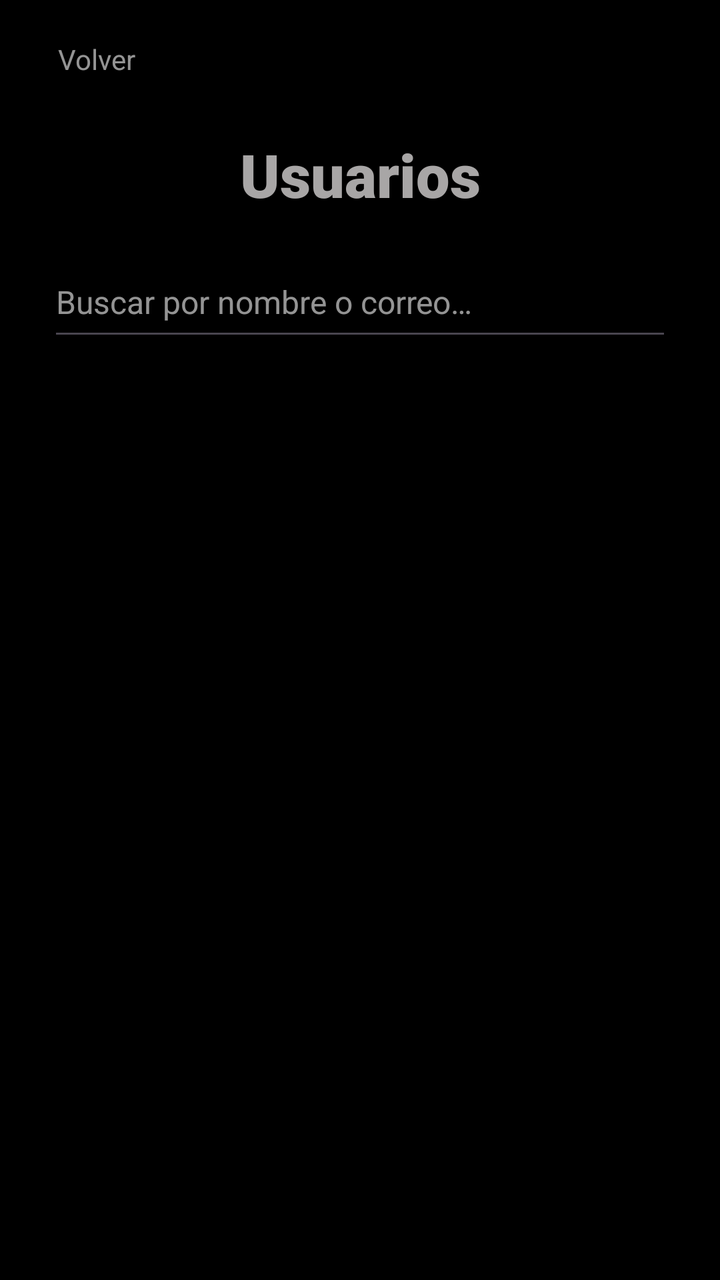
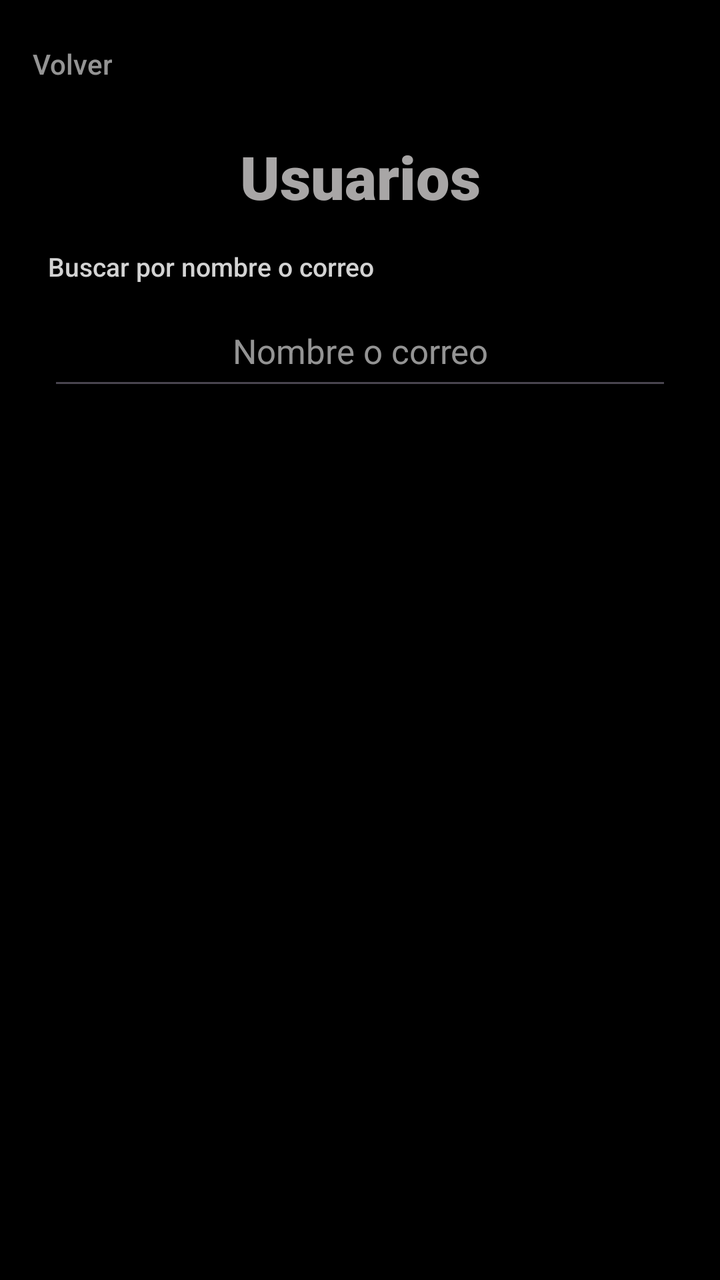

Two renders of the same Android screen: before a commit and after it. Below are the layout's source before the change and the commit's diff.
<!-- AndroidManifest.xml: application theme Theme.PROYECTOPENKA -->
<!-- res/layout/activity_usuarios.xml -->
<?xml version="1.0" encoding="utf-8"?>
<androidx.constraintlayout.widget.ConstraintLayout xmlns:android="http://schemas.android.com/apk/res/android"
    xmlns:app="http://schemas.android.com/apk/res-auto"
    xmlns:tools="http://schemas.android.com/tools"
    android:id="@+id/main"
    android:layout_width="match_parent"
    android:layout_height="match_parent"
    tools:context=".UsuarioCrud">

    <Button
        android:id="@+id/btnbackusuarios"
        style="@style/Boton.Volver"
        android:layout_width="wrap_content"
        android:layout_height="wrap_content"
        android:layout_marginStart="8dp"
        android:layout_marginTop="8dp"
        android:text="Volver"
        app:layout_constraintStart_toStartOf="parent"
        app:layout_constraintTop_toTopOf="parent" />

    <TextView
        android:id="@+id/titleusuarios"
        style="@style/Titulo"
        android:layout_width="wrap_content"
        android:layout_height="wrap_content"
        android:layout_marginTop="16dp"
        android:text="Usuarios"
        app:layout_constraintEnd_toEndOf="parent"
        app:layout_constraintStart_toStartOf="parent"
        app:layout_constraintTop_toBottomOf="@+id/btnbackusuarios" />

    <EditText
        android:id="@+id/searchInputUsuarios"
        style="@style/Campo"
        android:layout_marginStart="24dp"
        android:layout_marginEnd="24dp"
        android:layout_marginTop="16dp"
        android:autofillHints=""
        android:hint="Buscar por nombre o correo…"
        android:inputType="text"
        android:textAlignment="textStart"
        app:layout_constraintEnd_toEndOf="parent"
        app:layout_constraintStart_toStartOf="parent"
        app:layout_constraintTop_toBottomOf="@+id/titleusuarios" />

    <TextView
        android:id="@+id/txtEstadoSync"
        style="@style/Pista"
        android:layout_width="wrap_content"
        android:layout_height="wrap_content"
        android:layout_marginTop="8dp"
        app:layout_constraintEnd_toEndOf="parent"
        app:layout_constraintStart_toStartOf="parent"
        app:layout_constraintTop_toBottomOf="@+id/searchInputUsuarios" />

    <androidx.recyclerview.widget.RecyclerView
        android:id="@+id/listaUsuarios"
        android:layout_width="0dp"
        android:layout_height="0dp"
        android:layout_marginStart="24dp"
        android:layout_marginTop="12dp"
        android:layout_marginEnd="24dp"
        android:layout_marginBottom="16dp"
        app:layout_constraintBottom_toBottomOf="parent"
        app:layout_constraintEnd_toEndOf="parent"
        app:layout_constraintStart_toStartOf="parent"
        app:layout_constraintTop_toBottomOf="@+id/txtEstadoSync" />

</androidx.constraintlayout.widget.ConstraintLayout>
<!-- resources referenced by this layout -->
<resources>
  <style name="Boton.Volver">
          <item name="android:background">@drawable/fondo_boton_plano</item>
          <item name="android:textColor">@color/texto_pista</item>
          <item name="android:textSize">14sp</item>
          <item name="android:minHeight">40dp</item>
          <item name="android:paddingStart">8dp</item>
          <item name="android:paddingEnd">16dp</item>
          <item name="android:paddingTop">8dp</item>
          <item name="android:paddingBottom">8dp</item>
          <item name="android:drawableStart">@drawable/ic_volver</item>
          <item name="android:drawablePadding">6dp</item>
      </style>
  <style name="Campo" parent="Widget.AppCompat.EditText">
          <item name="android:layout_width">match_parent</item>
          <item name="android:layout_height">52dp</item>
          <item name="android:fontFamily">sans-serif</item>
          <item name="android:textSize">16sp</item>
          <item name="android:textColor">@color/texto</item>
          <item name="android:textColorHint">@color/texto_pista</item>
          <item name="android:textAlignment">center</item>
      </style>
  <style name="Pista">
          <item name="android:fontFamily">sans-serif</item>
          <item name="android:textColor">@color/texto_pista</item>
          <item name="android:textSize">14sp</item>
          <item name="android:textAlignment">center</item>
      </style>
  <style name="Titulo">
          <item name="android:fontFamily">sans-serif-black</item>
          <item name="android:textColor">@color/texto_titulo</item>
          <item name="android:textSize">30sp</item>
          <item name="android:textAlignment">center</item>
      </style>
  <style name="Theme.PROYECTOPENKA" parent="Base.Theme.PROYECTOPENKA" />
  <!-- drawable fondo_boton_plano (drawable) -->
  <?xml version="1.0" encoding="utf-8"?>
  <selector xmlns:android="http://schemas.android.com/apk/res/android">
      <item android:state_pressed="true">
          <shape android:shape="rectangle">
              <solid android:color="#26FFFFFF" />
              <corners android:radius="6dp" />
          </shape>
      </item>
      <item>
          <shape android:shape="rectangle">
              <solid android:color="#00000000" />
              <corners android:radius="6dp" />
          </shape>
      </item>
  </selector>
  <color name="texto_pista">#B3D3D3D3</color>
  <!-- drawable ic_volver (drawable) -->
  <?xml version="1.0" encoding="utf-8"?>
  <vector xmlns:android="http://schemas.android.com/apk/res/android"
      android:width="20dp"
      android:height="20dp"
      android:viewportWidth="24"
      android:viewportHeight="24">
      <path
          android:fillColor="#FFD3D3D3"
          android:pathData="M15.41,7.41L14,6l-6,6 6,6 1.41,-1.41L10.83,12z" />
  </vector>
  <color name="texto">#FFD3D3D3</color>
  <color name="texto_titulo">#FFA8A6A6</color>
  <style name="Base.Theme.PROYECTOPENKA" parent="Theme.Material3.DayNight.NoActionBar">
          <item name="android:windowBackground">@android:color/black</item>
          <item name="android:windowAnimationStyle">@style/FadeTransition</item>
      </style>
  <style name="FadeTransition" parent="@android:style/Animation.Activity">
          <item name="android:activityOpenEnterAnimation">@anim/fade_in</item>
          <item name="android:activityOpenExitAnimation">@anim/fade_out</item>
          <item name="android:activityCloseEnterAnimation">@anim/fade_in</item>
          <item name="android:activityCloseExitAnimation">@anim/fade_out</item>
      </style>
</resources>

<!-- the commit's change to res/layout/activity_usuarios.xml (unified diff, before → after) -->
@@ -23,44 +23,68 @@
         style="@style/Titulo"
         android:layout_width="wrap_content"
         android:layout_height="wrap_content"
-        android:layout_marginTop="16dp"
+        android:layout_marginTop="12dp"
         android:text="Usuarios"
         app:layout_constraintEnd_toEndOf="parent"
         app:layout_constraintStart_toStartOf="parent"
         app:layout_constraintTop_toBottomOf="@+id/btnbackusuarios" />
+
+    <TextView
+        android:id="@+id/searchInputUsuariosLabel"
+        style="@style/Etiqueta"
+        android:layout_marginStart="24dp"
+        android:layout_marginEnd="24dp"
+        android:text="Buscar por nombre o correo"
+        app:layout_constraintEnd_toEndOf="parent"
+        app:layout_constraintStart_toStartOf="parent"
+        app:layout_constraintTop_toBottomOf="@+id/titleusuarios" />
 
     <EditText
         android:id="@+id/searchInputUsuarios"
         style="@style/Campo"
         android:layout_marginStart="24dp"
         android:layout_marginEnd="24dp"
-        android:layout_marginTop="16dp"
+        android:layout_marginTop="6dp"
         android:autofillHints=""
-        android:hint="Buscar por nombre o correo…"
+        android:hint="Nombre o correo"
         android:inputType="text"
-        android:textAlignment="textStart"
         app:layout_constraintEnd_toEndOf="parent"
         app:layout_constraintStart_toStartOf="parent"
-        app:layout_constraintTop_toBottomOf="@+id/titleusuarios" />
+        app:layout_constraintTop_toBottomOf="@+id/searchInputUsuariosLabel" />
 
     <TextView
         android:id="@+id/txtEstadoSync"
         style="@style/Pista"
         android:layout_width="wrap_content"
         android:layout_height="wrap_content"
-        android:layout_marginTop="8dp"
+        android:layout_marginTop="12dp"
+        android:fontFamily="monospace"
+        android:textColor="@color/acento"
         app:layout_constraintEnd_toEndOf="parent"
         app:layout_constraintStart_toStartOf="parent"
         app:layout_constraintTop_toBottomOf="@+id/searchInputUsuarios" />
+
+    <TextView
+        android:id="@+id/txtVacio"
+        style="@style/Pista"
+        android:layout_width="0dp"
+        android:layout_height="wrap_content"
+        android:layout_marginStart="32dp"
+        android:layout_marginTop="40dp"
+        android:layout_marginEnd="32dp"
+        android:text="Aún no hay usuarios. Cree el primero con el botón de arriba."
+        android:visibility="gone"
+        app:layout_constraintEnd_toEndOf="parent"
+        app:layout_constraintStart_toStartOf="parent"
+        app:layout_constraintTop_toBottomOf="@+id/txtEstadoSync"
+        tools:visibility="visible" />
 
     <androidx.recyclerview.widget.RecyclerView
         android:id="@+id/listaUsuarios"
         android:layout_width="0dp"
         android:layout_height="0dp"
-        android:layout_marginStart="24dp"
-        android:layout_marginTop="12dp"
-        android:layout_marginEnd="24dp"
-        android:layout_marginBottom="16dp"
+        android:clipToPadding="false"
+        android:paddingBottom="16dp"
         app:layout_constraintBottom_toBottomOf="parent"
         app:layout_constraintEnd_toEndOf="parent"
         app:layout_constraintStart_toStartOf="parent"
<!-- resource entries referenced after the edit -->
@@ -1,10 +1,12 @@
 <!-- resources referenced by this layout -->
 <resources>
+  <color name="acento">#FF4DB6AC</color>
   <style name="Boton.Volver">
           <item name="android:background">@drawable/fondo_boton_plano</item>
           <item name="android:textColor">@color/texto_pista</item>
           <item name="android:textSize">14sp</item>
-          <item name="android:minHeight">40dp</item>
+          <item name="android:minHeight">48dp</item>
+          <item name="android:minWidth">48dp</item>
           <item name="android:paddingStart">8dp</item>
           <item name="android:paddingEnd">16dp</item>
           <item name="android:paddingTop">8dp</item>
@@ -16,15 +18,23 @@
           <item name="android:layout_width">match_parent</item>
           <item name="android:layout_height">52dp</item>
           <item name="android:fontFamily">sans-serif</item>
-          <item name="android:textSize">16sp</item>
+          <item name="android:textSize">17sp</item>
           <item name="android:textColor">@color/texto</item>
           <item name="android:textColorHint">@color/texto_pista</item>
           <item name="android:textAlignment">center</item>
       </style>
+  <style name="Etiqueta">
+          <item name="android:layout_width">match_parent</item>
+          <item name="android:layout_height">wrap_content</item>
+          <item name="android:layout_marginTop">16dp</item>
+          <item name="android:fontFamily">sans-serif-medium</item>
+          <item name="android:textColor">@color/texto</item>
+          <item name="android:textSize">13sp</item>
+      </style>
   <style name="Pista">
           <item name="android:fontFamily">sans-serif</item>
           <item name="android:textColor">@color/texto_pista</item>
-          <item name="android:textSize">14sp</item>
+          <item name="android:textSize">13sp</item>
           <item name="android:textAlignment">center</item>
       </style>
   <style name="Titulo">
